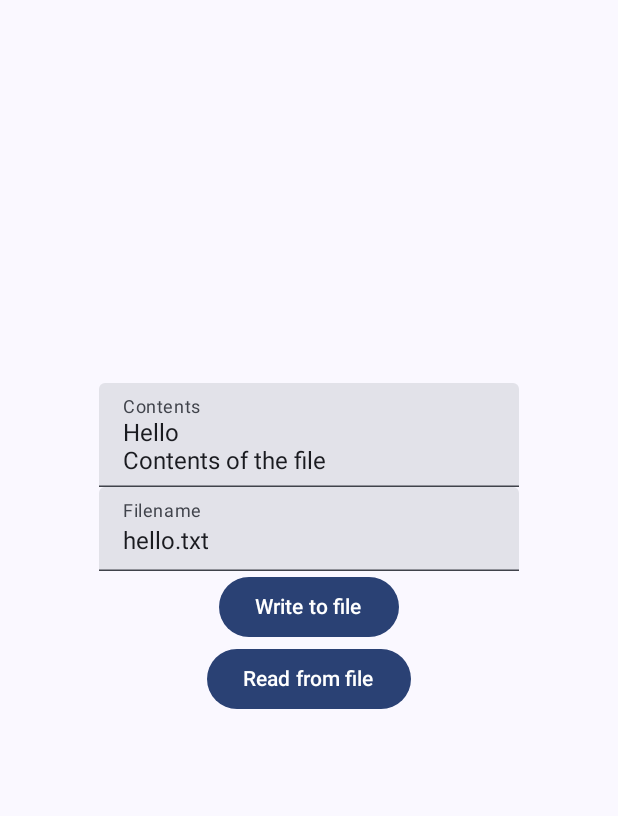
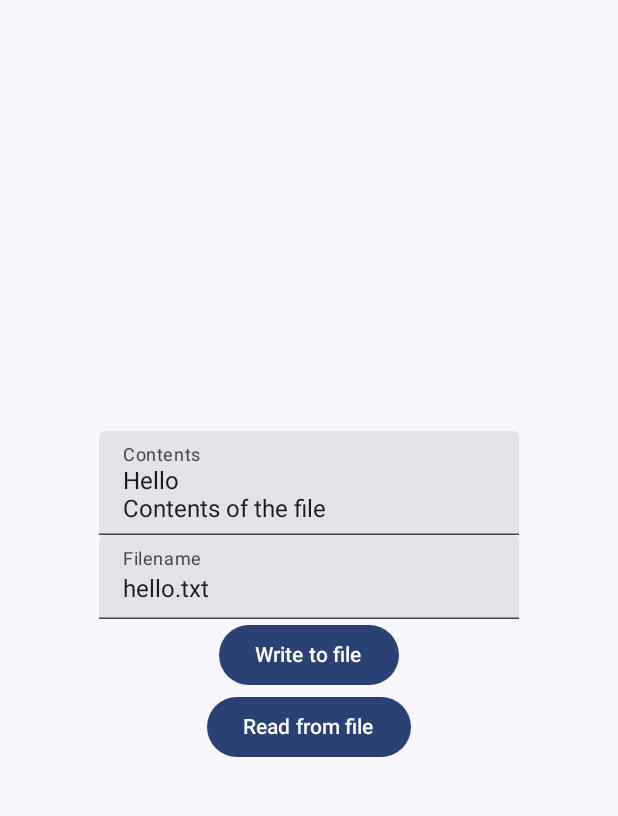
Before and after one commit to SanjayDevTech/StorageDemo, an Android app built with Jetpack Compose: the screen it shows after launch (MainActivity), on a phone screen of 412 x 824 dp, the part 69-885 px from its top. Run offline under Robolectric (Android 15) with nearby library versions, the phone set to English and light mode, and no system bars.

Commit message:
paddingvalues added

```diff
--- a/app/src/main/java/com/example/storagedemo/MainActivity.kt
+++ b/app/src/main/java/com/example/storagedemo/MainActivity.kt
@@ -7,9 +7,7 @@ import android.os.Bundle
 import android.widget.Toast
 import androidx.activity.ComponentActivity
 import androidx.activity.compose.setContent
-import androidx.compose.foundation.layout.Arrangement
-import androidx.compose.foundation.layout.Column
-import androidx.compose.foundation.layout.fillMaxSize
+import androidx.compose.foundation.layout.*
 import androidx.compose.material3.*
 import androidx.compose.runtime.*
 import androidx.compose.ui.Alignment
@@ -37,7 +35,7 @@ class MainActivity : ComponentActivity() {
                             actions = {
                                 IconButton(onClick = {
                                     val intent = Intent(ctx, ListActivity::class.java)
-                                    intent.putExtra("file_path", "")
+                                    intent.putExtra("file_path", applicationContext.filesDir.path)
                                     ctx.startActivity(intent)
                                 }) {
                                     Icon(
@@ -49,7 +47,7 @@ class MainActivity : ComponentActivity() {
                         )
                     }
                 ) {
-                    MainScreen()
+                    MainScreen(it)
                 }
             }
         }
@@ -76,7 +74,7 @@ private operator fun File.plus(other: String): File {
 }
 
 @Composable
-fun MainScreen() {
+fun MainScreen(paddingValues: PaddingValues) {
     var contents by remember {
         mutableStateOf(
             """
@@ -90,7 +88,7 @@ fun MainScreen() {
     }
     val context = LocalContext.current
     Column(
-        modifier = Modifier.fillMaxSize(),
+        modifier = Modifier.padding(paddingValues).fillMaxSize(),
         horizontalAlignment = Alignment.CenterHorizontally,
         verticalArrangement = Arrangement.Center,
     ) {
```
